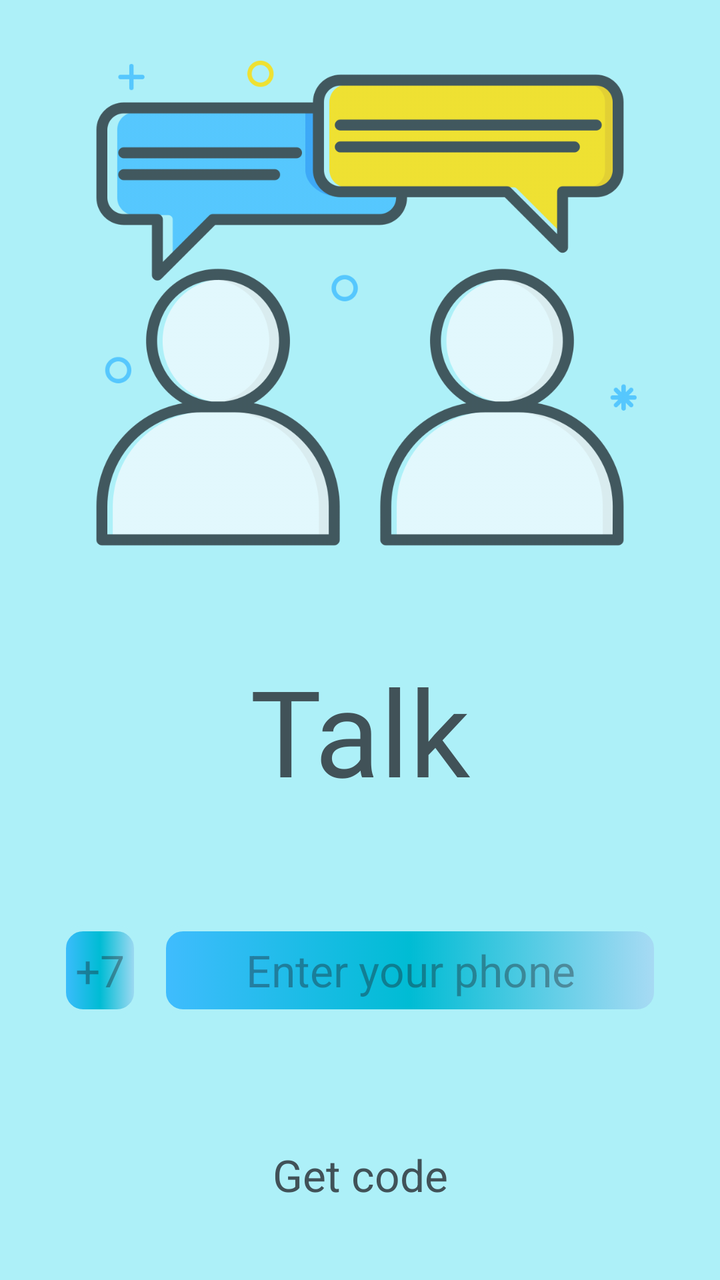
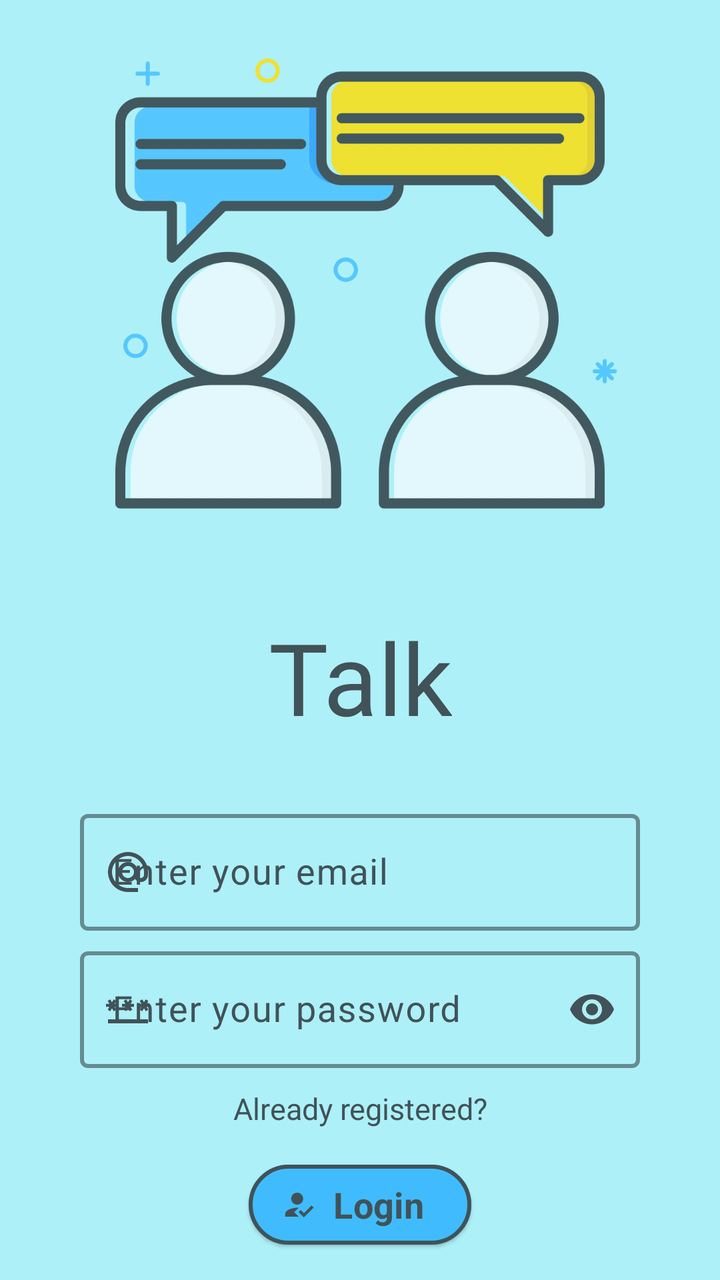

Screens rendered from an Android XML layout before and after an edit, with the pre-edit source and the edit as a unified diff.
<!-- AndroidManifest.xml: application theme Theme.Talk -->
<!-- res/layout/fragment_registration.xml -->
<?xml version="1.0" encoding="utf-8"?>
<androidx.constraintlayout.widget.ConstraintLayout xmlns:android="http://schemas.android.com/apk/res/android"
    xmlns:app="http://schemas.android.com/apk/res-auto"
    xmlns:tools="http://schemas.android.com/tools"
    android:layout_width="match_parent"
    android:layout_height="match_parent"
    android:background="@color/backGroundMain"
    tools:context=".view.fragment.RegistrationFragment">

    <ImageView
        android:id="@+id/mainBack"
        android:layout_width="match_parent"
        android:layout_height="280dp"
        android:layout_marginTop="15dp"
        android:alpha="0.8"
        android:src="@drawable/drawable_main_back_talk"
        app:layout_constraintEnd_toEndOf="parent"
        app:layout_constraintStart_toStartOf="parent"
        app:layout_constraintTop_toTopOf="parent"
        tools:layout_editor_absoluteX="20dp" />

    <TextView
        android:id="@+id/appName"
        android:layout_width="wrap_content"
        android:layout_height="wrap_content"
        android:layout_marginTop="30dp"
        android:fontFamily="@font/titan_one"
        android:gravity="center"
        android:text="@string/app_name"
        android:textColor="@color/nameAppColor"
        android:textSize="60sp"
        app:layout_constraintEnd_toEndOf="parent"
        app:layout_constraintStart_toStartOf="parent"
        app:layout_constraintTop_toBottomOf="@+id/mainBack" />


    <LinearLayout
        android:id="@+id/linearLayout2"
        android:layout_width="wrap_content"
        android:layout_height="wrap_content"
        android:layout_marginStart="20dp"
        android:layout_marginEnd="20dp"
        android:gravity="top"
        android:orientation="vertical"
        app:layout_constraintBottom_toTopOf="@+id/buttonNext"
        app:layout_constraintEnd_toEndOf="parent"
        app:layout_constraintStart_toStartOf="parent"
        app:layout_constraintTop_toBottomOf="@+id/appName">

        <LinearLayout
            android:layout_width="wrap_content"
            android:layout_height="wrap_content"
            android:gravity="top"
            android:orientation="horizontal"
            app:layout_constraintEnd_toEndOf="parent"
            app:layout_constraintStart_toStartOf="parent"
            app:layout_constraintTop_toBottomOf="@+id/appName">

            <EditText
                android:id="@+id/personCountryCode"
                android:layout_width="40dp"
                android:layout_height="45dp"
                android:background="@drawable/style_button_edit"
                android:enabled="false"
                android:fontFamily="sans-serif"
                android:gravity="center"
                android:hint="@string/yourCountryCode"
                android:inputType="phone"
                android:padding="2dp"
                android:textSize="22sp" />

            <EditText
                android:id="@+id/personPhone"
                android:layout_width="250dp"
                android:layout_height="45dp"
                android:layout_marginStart="10dp"
                android:background="@drawable/style_button_edit"
                android:fontFamily="sans-serif"
                android:gravity="center"
                android:hint="@string/yourPhone"
                android:inputType="phone"
                android:padding="2dp"
                android:textSize="22sp" />
        </LinearLayout>

        <EditText
            android:id="@+id/personCode"
            android:layout_width="300dp"
            android:layout_height="45dp"
            android:layout_marginTop="10dp"
            android:background="@drawable/style_button_edit"
            android:fontFamily="sans-serif"
            android:gravity="center"
            android:hint="@string/yourCode"
            android:inputType="numberPassword"
            android:textSize="22sp"
            android:visibility="gone"
            app:layout_constraintEnd_toEndOf="parent"
            app:layout_constraintStart_toStartOf="parent"
            app:layout_constraintTop_toBottomOf="@+id/linearLayout" />
    </LinearLayout>


    <TextView
        android:id="@+id/buttonNext"
        android:layout_width="wrap_content"
        android:layout_height="45dp"
        android:layout_marginTop="10dp"
        android:layout_marginBottom="30dp"
        android:fontFamily="sans-serif"
        android:gravity="center"
        android:paddingStart="10dp"
        android:paddingEnd="10dp"
        android:text="@string/getCode"
        android:textColor="@color/nameAppColor"
        android:textSize="22sp"
        app:layout_constraintBottom_toBottomOf="parent"
        app:layout_constraintEnd_toEndOf="parent"
        app:layout_constraintStart_toStartOf="parent" />

    <ProgressBar
        android:id="@+id/progressBar"
        style="?android:attr/progressBarStyle"
        android:layout_width="50dp"
        android:layout_height="50dp"
        android:visibility="gone"
        android:indeterminateTint="@color/colorCenter"
        app:layout_constraintBottom_toTopOf="@+id/linearLayout2"
        app:layout_constraintEnd_toEndOf="parent"
        app:layout_constraintStart_toStartOf="parent"
        app:layout_constraintTop_toBottomOf="@+id/appName" />

</androidx.constraintlayout.widget.ConstraintLayout>
<!-- resources referenced by this layout -->
<resources>
  <color name="backGroundMain">#ADF0F8</color>
  <color name="colorCenter">#00BCD4</color>
  <color name="nameAppColor">#415258</color>
  <!-- drawable drawable_main_back_talk: png bitmap (drawable, 74172 bytes) -->
  <!-- drawable style_button_edit (drawable) -->
  <?xml version="1.0" encoding="utf-8"?>
  <selector xmlns:android="http://schemas.android.com/apk/res/android">
      <item android:state_pressed="true">
          <shape>
              <gradient
                  android:startColor="@color/colorStart"
                  android:centerColor="@color/colorCenter"
                  android:endColor="@color/colorEnd" />
              <corners android:radius="10dp" />
              <stroke
                  android:color="@color/colorStart"
                  android:width="2dp" />
          </shape>
      </item>
      <item android:state_pressed="false">
          <shape>
              <gradient
                  android:startColor="@color/colorStart"
                  android:centerColor="@color/colorCenter"
                  android:endColor="@color/colorEnd" />
              <corners android:radius="10dp" />
              <stroke
                  android:color="@color/backGroundMain"
                  android:width="3dp" />
          </shape>
      </item>
  
  </selector>
  <string name="app_name">Talk</string>
  <string name="getCode">Get code</string>
  <string name="yourCode">Enter your code</string>
  <string name="yourCountryCode">+7</string>
  <string name="yourPhone">Enter your phone</string>
  <style name="Theme.Talk" parent="Base.Theme.Talk" />
  <color name="colorStart">#40BCFE</color>
  <color name="colorEnd">#A9DBF4</color>
  <style name="Base.Theme.Talk" parent="Theme.Material3.Light.NoActionBar">
          
          
          <item name="android:statusBarColor">@color/backGroundMain</item>
          <item name="android:textCursorDrawable">@drawable/style_cursor_color</item>
      </style>
  <!-- drawable style_cursor_color (drawable) -->
  <?xml version="1.0" encoding="utf-8"?>
  <shape xmlns:android="http://schemas.android.com/apk/res/android">
      <solid android:color="@color/black" />
      <size android:width="1dp" />
  </shape>
  <color name="black">#FF000000</color>
</resources>

<!-- the commit's change to res/layout/fragment_registration.xml (unified diff, before → after) -->
@@ -10,7 +10,7 @@
     <ImageView
         android:id="@+id/mainBack"
         android:layout_width="match_parent"
-        android:layout_height="280dp"
+        android:layout_height="260dp"
         android:layout_marginTop="15dp"
         android:alpha="0.8"
         android:src="@drawable/drawable_main_back_talk"
@@ -28,106 +28,132 @@
         android:gravity="center"
         android:text="@string/app_name"
         android:textColor="@color/nameAppColor"
-        android:textSize="60sp"
+        android:textSize="50sp"
         app:layout_constraintEnd_toEndOf="parent"
         app:layout_constraintStart_toStartOf="parent"
         app:layout_constraintTop_toBottomOf="@+id/mainBack" />
 
 
-    <LinearLayout
-        android:id="@+id/linearLayout2"
-        android:layout_width="wrap_content"
+    <com.google.android.material.textfield.TextInputLayout
+        android:id="@+id/textInputLayoutEmail"
+        android:layout_width="match_parent"
         android:layout_height="wrap_content"
-        android:layout_marginStart="20dp"
-        android:layout_marginEnd="20dp"
-        android:gravity="top"
-        android:orientation="vertical"
-        app:layout_constraintBottom_toTopOf="@+id/buttonNext"
+        android:layout_marginStart="40dp"
+        android:layout_marginTop="30dp"
+        android:layout_marginEnd="40dp"
+        app:boxStrokeWidth="2dp"
+        app:boxStrokeWidthFocused="3dp"
+        app:endIconMode="clear_text"
+        android:hint="@string/yourEmail"
+        app:cursorColor="@color/nameAppColor"
+        app:hintTextColor="@color/colorGrey"
+        android:textColorHint="@color/colorGrey"
+        app:placeholderTextColor="@color/nameAppColor"
+        app:boxStrokeColor="@color/nameAppColor"
         app:layout_constraintEnd_toEndOf="parent"
         app:layout_constraintStart_toStartOf="parent"
-        app:layout_constraintTop_toBottomOf="@+id/appName">
+        app:layout_constraintTop_toBottomOf="@+id/appName"
+        app:startIconDrawable="@drawable/drawable_icon_email"
+        app:startIconTint="@color/nameAppColor">
 
-        <LinearLayout
-            android:layout_width="wrap_content"
+        <com.google.android.material.textfield.TextInputEditText
+            android:id="@+id/personEmail"
+            android:layout_width="match_parent"
             android:layout_height="wrap_content"
-            android:gravity="top"
-            android:orientation="horizontal"
-            app:layout_constraintEnd_toEndOf="parent"
-            app:layout_constraintStart_toStartOf="parent"
-            app:layout_constraintTop_toBottomOf="@+id/appName">
+            android:fontFamily="sans-serif"
+            android:textSize="18sp"
+            android:gravity="start|center_vertical"
+            android:inputType="textEmailAddress" />
+    </com.google.android.material.textfield.TextInputLayout>
 
-            <EditText
-                android:id="@+id/personCountryCode"
-                android:layout_width="40dp"
-                android:layout_height="45dp"
-                android:background="@drawable/style_button_edit"
-                android:enabled="false"
-                android:fontFamily="sans-serif"
-                android:gravity="center"
-                android:hint="@string/yourCountryCode"
-                android:inputType="phone"
-                android:padding="2dp"
-                android:textSize="22sp" />
+    <com.google.android.material.textfield.TextInputLayout
+        android:id="@+id/textInputLayoutPassword"
+        android:layout_width="match_parent"
+        android:layout_height="wrap_content"
+        android:hint="@string/yourPassword"
+        app:boxStrokeWidth="2dp"
+        app:boxStrokeWidthFocused="3dp"
+        android:layout_marginTop="5dp"
+        android:layout_marginStart="40dp"
+        android:layout_marginEnd="40dp"
+        app:cursorColor="@color/nameAppColor"
+        app:hintTextColor="@color/colorGrey"
+        android:textColorHint="@color/colorGrey"
+        app:placeholderTextColor="@color/nameAppColor"
+        app:boxStrokeColor="@color/nameAppColor"
+        app:endIconMode="password_toggle"
+        app:layout_constraintTop_toBottomOf="@+id/textInputLayoutEmail"
+        app:startIconDrawable="@drawable/drawable_icon_password"
+        app:startIconTint="@color/nameAppColor"
+        app:endIconTint="@color/nameAppColor">
 
-            <EditText
-                android:id="@+id/personPhone"
-                android:layout_width="250dp"
-                android:layout_height="45dp"
-                android:layout_marginStart="10dp"
-                android:background="@drawable/style_button_edit"
-                android:fontFamily="sans-serif"
-                android:gravity="center"
-                android:hint="@string/yourPhone"
-                android:inputType="phone"
-                android:padding="2dp"
-                android:textSize="22sp" />
-        </LinearLayout>
-
-        <EditText
-            android:id="@+id/personCode"
-            android:layout_width="300dp"
-            android:layout_height="45dp"
-            android:layout_marginTop="10dp"
-            android:background="@drawable/style_button_edit"
+        <com.google.android.material.textfield.TextInputEditText
+            android:id="@+id/personPassword"
+            android:layout_width="match_parent"
+            android:layout_height="wrap_content"
+            android:textSize="18sp"
             android:fontFamily="sans-serif"
-            android:gravity="center"
-            android:hint="@string/yourCode"
-            android:inputType="numberPassword"
-            android:textSize="22sp"
-            android:visibility="gone"
+            android:gravity="start|center_vertical"
+            android:inputType="textPassword"
             app:layout_constraintEnd_toEndOf="parent"
             app:layout_constraintStart_toStartOf="parent"
             app:layout_constraintTop_toBottomOf="@+id/linearLayout" />
-    </LinearLayout>
+    </com.google.android.material.textfield.TextInputLayout>
+
+    <TextView
+        android:id="@+id/alreadyRegistered"
+        android:layout_width="wrap_content"
+        android:layout_height="wrap_content"
+        android:fontFamily="sans-serif"
+        android:gravity="center"
+        android:layout_marginTop="10dp"
+        android:paddingStart="10dp"
+        android:paddingEnd="10dp"
+        android:text="@string/alreadyRegistered"
+        android:textColor="@color/nameAppColor"
+        android:textSize="15sp"
+        app:layout_constraintEnd_toEndOf="@+id/textInputLayoutPassword"
+        app:layout_constraintStart_toStartOf="@+id/textInputLayoutPassword"
+        app:layout_constraintTop_toBottomOf="@+id/textInputLayoutPassword"
+        app:layout_constraintVertical_bias="0.0" />
+
+    <com.google.android.material.progressindicator.CircularProgressIndicator
+        android:id="@+id/progressBar"
+        android:layout_width="20dp"
+        android:layout_height="20dp"
+        android:indeterminate="true"
+        android:visibility="gone"
+        app:indicatorColor="@color/statePressedIcon"
+        app:indicatorSize="30sp"
+        app:layout_constraintBottom_toTopOf="@+id/buttonNext"
+        app:layout_constraintEnd_toEndOf="@+id/buttonNext"
+        app:layout_constraintStart_toStartOf="@+id/buttonNext"
+        app:layout_constraintTop_toBottomOf="@+id/alreadyRegistered"
+        app:trackColor="@color/nameAppColor"
+        app:trackThickness="6dp" />
 
 
-    <TextView
+    <Button
         android:id="@+id/buttonNext"
+        style="@style/Widget.Material3.Button.ElevatedButton.Icon"
         android:layout_width="wrap_content"
-        android:layout_height="45dp"
-        android:layout_marginTop="10dp"
-        android:layout_marginBottom="30dp"
+        android:layout_height="wrap_content"
         android:fontFamily="sans-serif"
         android:gravity="center"
-        android:paddingStart="10dp"
-        android:paddingEnd="10dp"
-        android:text="@string/getCode"
+        android:text="@string/login"
+        android:textStyle="bold"
+        app:strokeColor="@color/nameAppColor"
+        app:strokeWidth="2dp"
+        android:backgroundTint="@color/colorStart"
         android:textColor="@color/nameAppColor"
-        android:textSize="22sp"
+        app:icon="@drawable/drawable_icon_registered"
+        app:iconTint="@color/nameAppColor"
+        android:textSize="18sp"
         app:layout_constraintBottom_toBottomOf="parent"
         app:layout_constraintEnd_toEndOf="parent"
-        app:layout_constraintStart_toStartOf="parent" />
+        app:layout_constraintStart_toStartOf="parent"
+        app:layout_constraintTop_toBottomOf="@+id/alreadyRegistered" />
 
-    <ProgressBar
-        android:id="@+id/progressBar"
-        style="?android:attr/progressBarStyle"
-        android:layout_width="50dp"
-        android:layout_height="50dp"
-        android:visibility="gone"
-        android:indeterminateTint="@color/colorCenter"
-        app:layout_constraintBottom_toTopOf="@+id/linearLayout2"
-        app:layout_constraintEnd_toEndOf="parent"
-        app:layout_constraintStart_toStartOf="parent"
-        app:layout_constraintTop_toBottomOf="@+id/appName" />
+
 
 </androidx.constraintlayout.widget.ConstraintLayout>
<!-- resource entries referenced after the edit -->
@@ -1,46 +1,38 @@
 <!-- resources referenced by this layout -->
 <resources>
   <color name="backGroundMain">#ADF0F8</color>
-  <color name="colorCenter">#00BCD4</color>
+  <color name="colorGrey">#415258</color>
   <color name="nameAppColor">#415258</color>
+  <color name="statePressedIcon">#40BCFE</color>
+  <!-- drawable drawable_icon_email (drawable) -->
+  <vector android:height="24dp" android:tint="@color/nameAppColor"
+      android:viewportHeight="24" android:viewportWidth="24"
+      android:width="24dp" xmlns:android="http://schemas.android.com/apk/res/android">
+      <path android:fillColor="@android:color/white" android:pathData="M12,2C6.48,2 2,6.48 2,12s4.48,10 10,10h5v-2h-5c-4.34,0 -8,-3.66 -8,-8s3.66,-8 8,-8 8,3.66 8,8v1.43c0,0.79 -0.71,1.57 -1.5,1.57s-1.5,-0.78 -1.5,-1.57L17,12c0,-2.76 -2.24,-5 -5,-5s-5,2.24 -5,5 2.24,5 5,5c1.38,0 2.64,-0.56 3.54,-1.47 0.65,0.89 1.77,1.47 2.96,1.47 1.97,0 3.5,-1.6 3.5,-3.57L22,12c0,-5.52 -4.48,-10 -10,-10zM12,15c-1.66,0 -3,-1.34 -3,-3s1.34,-3 3,-3 3,1.34 3,3 -1.34,3 -3,3z"/>
+  </vector>
+  <!-- drawable drawable_icon_password (drawable) -->
+  <vector android:height="24dp" android:tint="#0A0A0A"
+      android:viewportHeight="24" android:viewportWidth="24"
+      android:width="24dp" xmlns:android="http://schemas.android.com/apk/res/android">
+      <path android:fillColor="@android:color/white" android:pathData="M2,17h20v2H2V17zM3.15,12.95L4,11.47l0.85,1.48l1.3,-0.75L5.3,10.72H7v-1.5H5.3l0.85,-1.47L4.85,7L4,8.47L3.15,7l-1.3,0.75L2.7,9.22H1v1.5h1.7L1.85,12.2L3.15,12.95zM9.85,12.2l1.3,0.75L12,11.47l0.85,1.48l1.3,-0.75l-0.85,-1.48H15v-1.5h-1.7l0.85,-1.47L12.85,7L12,8.47L11.15,7l-1.3,0.75l0.85,1.47H9v1.5h1.7L9.85,12.2zM23,9.22h-1.7l0.85,-1.47L20.85,7L20,8.47L19.15,7l-1.3,0.75l0.85,1.47H17v1.5h1.7l-0.85,1.48l1.3,0.75L20,11.47l0.85,1.48l1.3,-0.75l-0.85,-1.48H23V9.22z"/>
+  </vector>
+  <!-- drawable drawable_icon_registered (drawable) -->
+  <vector android:height="24dp" android:tint="@color/nameAppColor"
+      android:viewportHeight="24" android:viewportWidth="24"
+      android:width="24dp" xmlns:android="http://schemas.android.com/apk/res/android">
+      <path android:fillColor="@android:color/white"
+          android:fillType="evenOdd" android:pathData="M9,17l3,-2.94c-0.39,-0.04 -0.68,-0.06 -1,-0.06 -2.67,0 -8,1.34 -8,4v2h9l-3,-3zM11,12c2.21,0 4,-1.79 4,-4s-1.79,-4 -4,-4 -4,1.79 -4,4 1.79,4 4,4"/>
+      <path android:fillColor="@android:color/white"
+          android:fillType="evenOdd" android:pathData="M15.47,20.5L12,17l1.4,-1.41 2.07,2.08 5.13,-5.17 1.4,1.41z"/>
+  </vector>
   <!-- drawable drawable_main_back_talk: png bitmap (drawable, 74172 bytes) -->
-  <!-- drawable style_button_edit (drawable) -->
-  <?xml version="1.0" encoding="utf-8"?>
-  <selector xmlns:android="http://schemas.android.com/apk/res/android">
-      <item android:state_pressed="true">
-          <shape>
-              <gradient
-                  android:startColor="@color/colorStart"
-                  android:centerColor="@color/colorCenter"
-                  android:endColor="@color/colorEnd" />
-              <corners android:radius="10dp" />
-              <stroke
-                  android:color="@color/colorStart"
-                  android:width="2dp" />
-          </shape>
-      </item>
-      <item android:state_pressed="false">
-          <shape>
-              <gradient
-                  android:startColor="@color/colorStart"
-                  android:centerColor="@color/colorCenter"
-                  android:endColor="@color/colorEnd" />
-              <corners android:radius="10dp" />
-              <stroke
-                  android:color="@color/backGroundMain"
-                  android:width="3dp" />
-          </shape>
-      </item>
-  
-  </selector>
+  <string name="alreadyRegistered">Already registered?</string>
   <string name="app_name">Talk</string>
-  <string name="getCode">Get code</string>
-  <string name="yourCode">Enter your code</string>
-  <string name="yourCountryCode">+7</string>
-  <string name="yourPhone">Enter your phone</string>
+  <string name="login">Login</string>
+  <string name="yourEmail">Enter your email</string>
+  <string name="yourPassword">Enter your password</string>
   <style name="Theme.Talk" parent="Base.Theme.Talk" />
   <color name="colorStart">#40BCFE</color>
-  <color name="colorEnd">#A9DBF4</color>
   <style name="Base.Theme.Talk" parent="Theme.Material3.Light.NoActionBar">
           
           
